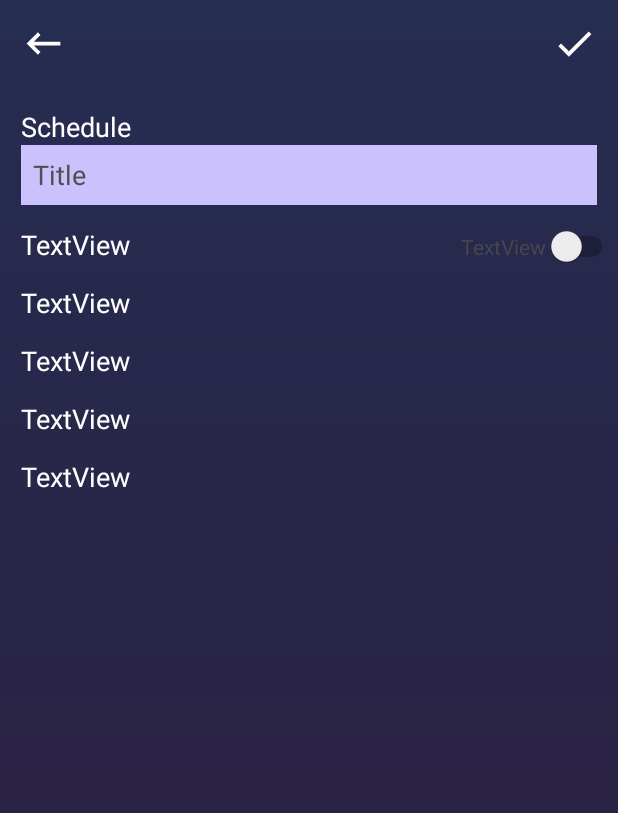
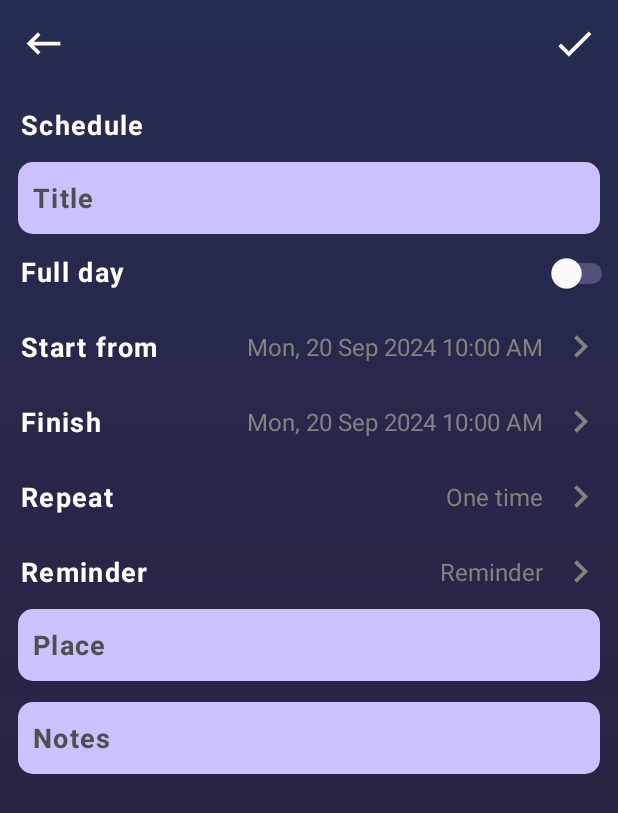
Before and after one commit to VinhGiang731/To-Do-List-App, an Android app: the ScheduleActivity screen opened directly, with no data from a screen before it, on a phone screen of 412 x 824 dp. Shown: the top 813 px of the screen. Run offline under Robolectric (Android 15) with nearby library versions, the phone set to English and light mode, and no system bars.

Commit message:
app layout new schedule

```diff
--- a/app/src/main/java/com/example/to_do_list/MakeNoteActivity.kt
+++ b/app/src/main/java/com/example/to_do_list/MakeNoteActivity.kt
@@ -8,30 +8,24 @@ import android.view.animation.OvershootInterpolator
 import androidx.activity.enableEdgeToEdge
 import androidx.appcompat.app.AppCompatActivity
 import com.example.to_do_list.databinding.ActivityMakenoteBinding
-import com.google.android.material.floatingactionbutton.FloatingActionButton
 import com.google.android.material.tabs.TabLayoutMediator
 
 //ngày mai làm giao diện cho btn newSchedule, newNote1 và noticifation
 class MakeNoteActivity : AppCompatActivity() {
     private lateinit var binding: ActivityMakenoteBinding
-    private lateinit var fab_sub1: FloatingActionButton
-    private lateinit var fab_sub2: FloatingActionButton
 
     override fun onCreate(savedInstanceState: Bundle?) {
         super.onCreate(savedInstanceState)
         enableEdgeToEdge()
         binding = ActivityMakenoteBinding.inflate(layoutInflater)
         setContentView(binding.root)
-        fab_sub1 = findViewById(R.id.fab_subFloat1)
-        fab_sub2 = findViewById(R.id.fab_subFloat2)
-
 
         AddEventBtnMore()
         ViewPagerSetup()
         AddEvenBtnFloat()
     }
 
-//    private fun AddEvenBtnFloat() {
+    /*   private fun AddEvenBtnFloat() {
     //        var flag = false
     //        binding.apply {
     //            binding.fabBassFloat.setOnClickListener {
@@ -53,6 +47,8 @@ class MakeNoteActivity : AppCompatActivity() {
     //        }
     //    }
 
+     */
+
     private fun AddEvenBtnFloat() {
         var flag = false
         binding.apply {
@@ -64,6 +60,19 @@ class MakeNoteActivity : AppCompatActivity() {
                     colse()
                 }
             }
+        }
+//        AddEventSubFloat1()
+        AddEventSubFloat2()
+    }
+
+    //    private fun AddEventSubFloat2() {
+//        TODO("Not yet implemented")
+//    }
+
+    private fun AddEventSubFloat2() {
+        binding.fabSubFloat2.setOnClickListener {
+            val i = Intent(this, ScheduleActivity::class.java)
+            startActivity(i)
         }
     }
 
--- a/app/src/main/java/com/example/to_do_list/ScheduleActivity.kt
+++ b/app/src/main/java/com/example/to_do_list/ScheduleActivity.kt
@@ -12,5 +12,13 @@ class ScheduleActivity : AppCompatActivity() {
         enableEdgeToEdge()
         binding = ActivityScheduleBinding.inflate(layoutInflater)
         setContentView(binding.root)
+
+        AddeventBtnBack()
+    }
+
+    private fun AddeventBtnBack() {
+        binding.btnBack.setOnClickListener {
+            finish()
+        }
     }
 }
--- /dev/null
+++ b/app/src/main/res/drawable/bg_edt.xml
@@ -0,0 +1,7 @@
+<?xml version="1.0" encoding="utf-8"?>
+<shape xmlns:android="http://schemas.android.com/apk/res/android"
+    android:shape="rectangle">
+
+    <corners android:radius="10sp"/>
+    <solid android:color="@color/purple_search"/>
+</shape>
--- /dev/null
+++ b/app/src/main/res/drawable/img_btn_pickdate.xml
@@ -0,0 +1,5 @@
+<vector xmlns:android="http://schemas.android.com/apk/res/android" android:height="30dp" android:tint="#828282" android:viewportHeight="24" android:viewportWidth="24" android:width="30dp">
+
+    <path android:fillColor="@android:color/white" android:pathData="M10,6L8.59,7.41 13.17,12l-4.58,4.59L10,18l6,-6z"/>
+
+</vector>
--- a/app/src/main/res/layout/activity_schedule.xml
+++ b/app/src/main/res/layout/activity_schedule.xml
@@ -6,9 +6,9 @@
     android:layout_width="match_parent"
     android:layout_height="match_parent"
     android:background="@drawable/bg_more_options"
+    android:fitsSystemWindows="true"
     android:orientation="vertical"
     tools:context=".ScheduleActivity">
-
     <androidx.constraintlayout.widget.ConstraintLayout
         android:layout_width="match_parent"
         android:layout_height="wrap_content"
@@ -42,16 +42,12 @@
     <TextView
         android:id="@+id/textView"
         style="@style/textStyleNewSchedule"
-        android:layout_width="match_parent"
-        android:layout_height="wrap_content"
         android:text="@string/schedule" />
 
     <EditText
-        android:id="@+id/editTextText"
+        android:id="@+id/edt_title"
         style="@style/tableRowStyle"
-        android:layout_marginStart="14sp"
-        android:layout_marginEnd="14sp"
-        android:background="@color/purple_search"
+        android:background="@drawable/bg_edt"
         android:ems="10"
         android:hint="@string/hint_title"
         android:inputType="text"
@@ -61,81 +57,153 @@
 
     <TableLayout
         android:layout_width="match_parent"
-        android:layout_height="match_parent">
+        android:layout_height="wrap_content">
 
         <TableRow
             android:layout_width="match_parent"
-            android:layout_height="match_parent" >
+            android:layout_height="match_parent">
 
             <TextView
                 android:id="@+id/textView2"
-                android:layout_width="0sp"
+                style="@style/textStyleNewSchedule"
                 android:layout_weight="1"
-                style="@style/textStyleNewSchedule"
-                android:layout_height="wrap_content"
-                android:text="TextView" />
-
-            <TextView
-                android:id="@+id/textView7"
-                android:layout_width="wrap_content"
-                android:layout_height="wrap_content"
-                android:text="TextView" />
+                android:text="@string/full_day" />
 
             <Switch
-                android:id="@+id/switch1"
-                android:layout_width="wrap_content"
-                android:layout_height="wrap_content"
+                android:id="@+id/swt_fullday"
+                android:layout_width="50sp"
+                android:layout_height="50sp"
+                android:thumbTint="@color/white"
+                android:trackTint="@color/purple_search"
                 tools:ignore="UseSwitchCompatOrMaterialXml" />
         </TableRow>
 
         <TableRow
             android:layout_width="match_parent"
-            android:layout_height="match_parent" >
+            android:layout_height="match_parent">
 
             <TextView
                 android:id="@+id/textView3"
-                android:layout_width="wrap_content"
-                android:layout_height="wrap_content"
                 style="@style/textStyleNewSchedule"
-                android:text="TextView" />
+                android:layout_weight="1"
+                android:text="@string/start_from" />
+
+            <TextView
+                android:id="@+id/txt_start"
+                style="@style/datePicker"
+                android:text="@string/hint_startForm" />
+
+            <ImageButton
+                android:id="@+id/btn_pickDateStart"
+                style="@style/btn_datePicker"
+                android:layout_width="50sp"
+                android:layout_height="50sp"
+                android:background="@drawable/empty_bg"
+                android:contentDescription="@string/desc_pickDateStart"
+                android:src="@drawable/img_btn_pickdate"
+                tools:ignore="ContentDescription" />
         </TableRow>
 
         <TableRow
             android:layout_width="match_parent"
-            android:layout_height="match_parent" >
+            android:layout_height="match_parent">
 
             <TextView
                 android:id="@+id/textView4"
-                android:layout_width="wrap_content"
-                android:layout_height="wrap_content"
                 style="@style/textStyleNewSchedule"
-                android:text="TextView" />
+                android:layout_weight="1"
+                android:text="@string/finish" />
+
+            <TextView
+                android:id="@+id/txt_finish"
+                style="@style/datePicker"
+                android:text="@string/hint_finish" />
+
+            <ImageButton
+                android:id="@+id/btn_pickDateFinish"
+                style="@style/btn_datePicker"
+                android:layout_width="50sp"
+                android:layout_height="50sp"
+                android:background="@drawable/empty_bg"
+                android:contentDescription="@string/desc_pickDateFinish"
+                android:src="@drawable/img_btn_pickdate"
+                tools:ignore="ContentDescription" />
         </TableRow>
 
         <TableRow
             android:layout_width="match_parent"
-            android:layout_height="match_parent" >
+            android:layout_height="match_parent">
 
             <TextView
                 android:id="@+id/textView5"
-                android:layout_width="wrap_content"
-                android:layout_height="wrap_content"
                 style="@style/textStyleNewSchedule"
-                android:text="TextView" />
+                android:layout_weight="1"
+                android:text="@string/repeat" />
+
+            <TextView
+                android:id="@+id/txt_repeat"
+                style="@style/datePicker"
+                android:text="@string/hint_repeat" />
+
+            <ImageButton
+                android:id="@+id/btn_pickRepeat"
+                style="@style/btn_datePicker"
+                android:layout_width="50sp"
+                android:layout_height="50sp"
+                android:background="@drawable/empty_bg"
+                android:contentDescription="@string/desc_repeat"
+                android:src="@drawable/img_btn_pickdate"
+                tools:ignore="ContentDescription" />
         </TableRow>
 
         <TableRow
             android:layout_width="match_parent"
-            android:layout_height="match_parent" >
+            android:layout_height="match_parent">
 
             <TextView
                 android:id="@+id/textView6"
-                android:layout_width="wrap_content"
-                android:layout_height="wrap_content"
                 style="@style/textStyleNewSchedule"
-                android:text="TextView" />
+                android:layout_weight="1"
+                android:text="@string/reminder" />
+
+            <TextView
+                android:id="@+id/txt_reminder"
+                style="@style/datePicker"
+                android:text="@string/reminder" />
+
+            <ImageButton
+                android:id="@+id/btn_pickReminder"
+                style="@style/btn_datePicker"
+                android:layout_width="50sp"
+                android:layout_height="50sp"
+                android:background="@drawable/empty_bg"
+                android:contentDescription="@string/desc_reminder"
+                android:src="@drawable/img_btn_pickdate"
+                tools:ignore="ContentDescription" />
         </TableRow>
     </TableLayout>
 
+    <EditText
+        android:id="@+id/edt_place"
+        style="@style/tableRowStyle"
+        android:background="@drawable/bg_edt"
+        android:ems="10"
+        android:hint="@string/hint_place"
+        android:inputType="text"
+        android:textColorHint="@color/hint"
+        android:textSize="18sp"
+        tools:ignore="Autofill,RtlSymmetry" />
+
+    <EditText
+        android:id="@+id/edt_notes"
+        style="@style/tableRowStyle"
+        android:layout_marginTop="14sp"
+        android:background="@drawable/bg_edt"
+        android:ems="10"
+        android:hint="@string/hint_note"
+        android:inputType="text"
+        android:textColorHint="@color/hint"
+        android:textSize="18sp"
+        tools:ignore="Autofill,RtlSymmetry" />
 
 </LinearLayout>
--- a/app/src/main/res/values/colors.xml
+++ b/app/src/main/res/values/colors.xml
@@ -10,5 +10,6 @@
     <color name="bg_item_note">#7E64FE</color>
     <color name="bg_float">#36364A</color>
     <color name="hint">#4F4F4F</color>
+    <color name="btn_pickDate">#828282</color>
 
 </resources>
--- a/app/src/main/res/values/strings.xml
+++ b/app/src/main/res/values/strings.xml
@@ -30,4 +30,13 @@
     <string name="hint_title">Title</string>
     <string name="hint_place">Place</string>
     <string name="hint_note">Notes</string>
+
+    <string name="hint_startForm">Mon, 20 Sep 2024 10:00 AM</string>
+    <string name="hint_finish">Mon, 20 Sep 2024 10:00 AM</string>
+    <string name="hint_repeat">One time</string>
+    <string name="hint_reminder">Before 5 minutes</string>
+    <string name="desc_pickDateStart">This is the button to select the note start date</string>
+    <string name="desc_pickDateFinish">This is the button to select the note finish date</string>
+    <string name="desc_repeat">This is the button to select the number of repetitions</string>
+    <string name="desc_reminder">This is the button to select the repeat time</string>
 </resources>
--- a/app/src/main/res/values/themes.xml
+++ b/app/src/main/res/values/themes.xml
@@ -35,20 +35,41 @@
     </style>
 
     <!--    text style for new schedule-->
-<!--    new task: repair design style for row table and edit text in activity_schedule-->
-
-    <style name="textStyleNewSchedule" parent="TextAppearance.AppCompat">
+    <style name="textStyleNewSchedule" parent="Theme.AppCompat">
+        <item name="android:layout_width">match_parent</item>
+        <item name="android:layout_height">50sp</item>
         <item name="android:textColor">@color/white</item>
+        <item name="android:gravity">center|start</item>
+        <item name="android:paddingStart">14sp</item>
         <item name="android:textSize">18sp</item>
-        <item name="android:paddingTop">14sp</item>
-        <item name="android:paddingStart">14sp</item>
+        <item name="android:textStyle">bold</item>
+        <item name="android:letterSpacing">0.05</item>
     </style>
 
+<!--    style for row table-->
     <style name="tableRowStyle" parent="Theme.AppCompat">
         <item name="android:layout_width">match_parent</item>
-        <item name="android:layout_height">40sp</item>
-        <item name="android:paddingStart">8sp</item>
-        <item name="android:layout_marginStart">14sp</item>
-        <item name="android:layout_marginEnd">14sp</item>
+        <item name="android:layout_height">48sp</item>
+        <item name="android:paddingStart">10sp</item>
+        <item name="android:layout_gravity">center</item>
+        <item name="android:textStyle">bold</item>
+        <item name="android:textColor">@color/black</item>
+        <item name="android:letterSpacing">0.05</item>
+        <item name="android:layout_marginStart">12sp</item>
+        <item name="android:layout_marginEnd">12sp</item>
+    </style>
+
+<!--    style for date picker-->
+    <style name="datePicker" parent="Theme.AppCompat">
+        <item name="android:textColor" >@color/btn_pickDate</item>
+        <item name="android:textSize" >16sp</item>
+        <item name="android:layout_width" >match_parent</item>
+        <item name="android:layout_height" >match_parent</item>
+        <item name="android:gravity" >center|end</item>
+    </style>
+
+    <style name="btn_datePicker" parent="Theme.AppCompat">
+        <item name="android:layout_width" >match_parent</item>
+        <item name="android:layout_height" >match_parent</item>
     </style>
 </resources>
```
Lines whose indentation alone changed are shown as unchanged.
